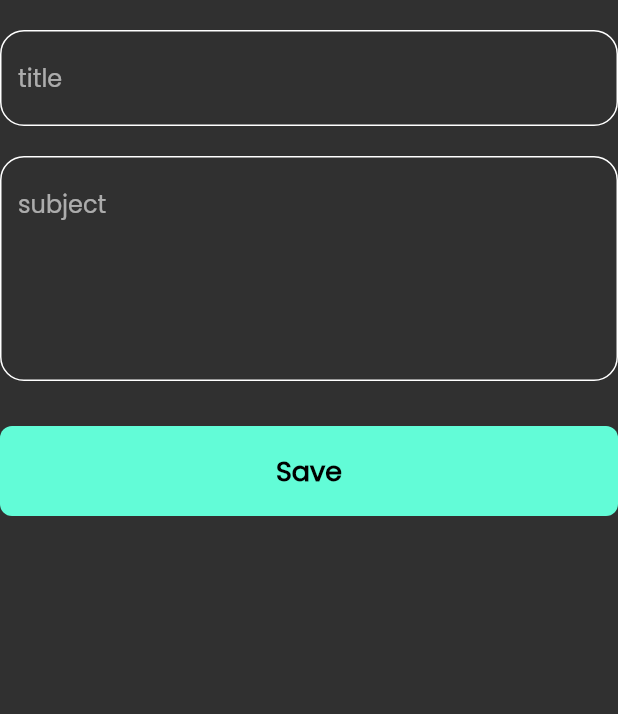
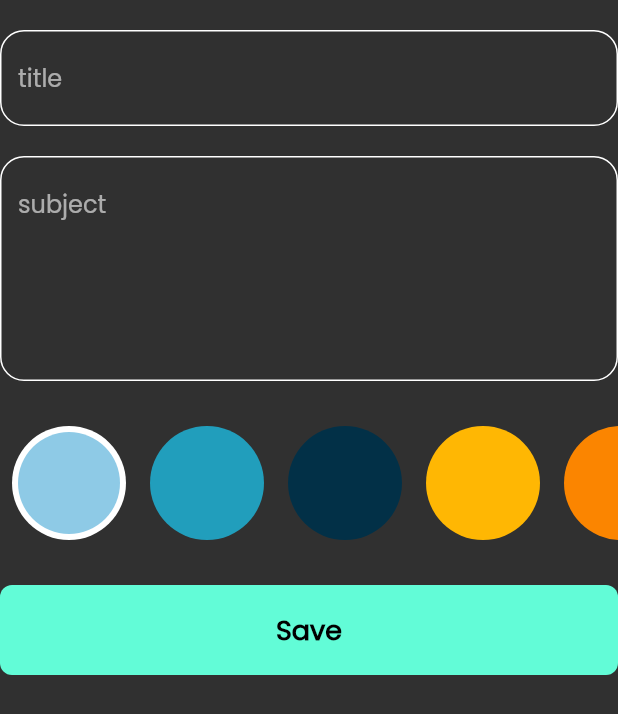
Before and after one commit to KhaledElalfy1/Note-app, a Flutter app: the AddNoteForm widget shown alone on an empty page, opened directly, on a phone screen of 412 x 824 dp. Shown: the top 714 px of the screen. Run offline on Flutter 3.47's test engine with Material 2 defaults, Android fonts, the phone set to English and light mode, and no system bars; our stand-ins replace bloc, flutter_bloc, font_awesome_flutter, hive, hive_flutter; accounts and stored records are empty.

Commit message:
finish note app

```diff
--- a/lib/constatnts.dart
+++ b/lib/constatnts.dart
@@ -3,3 +3,11 @@ import 'package:flutter/material.dart';
 const kPrimaryColor = Color(0xff62FCD7);
 
 const kNoteBook = "note_book";
+
+List<Color> kColors = const [
+    Color(0xff8ecae6),
+    Color(0xff219ebc),
+    Color(0xff023047),
+    Color(0xffffb703),
+    Color(0xfffb8500),
+  ];
--- a/lib/cubit/add_note/add_note_cubit.dart
+++ b/lib/cubit/add_note/add_note_cubit.dart
@@ -1,3 +1,4 @@
+import 'package:flutter/material.dart';
 import 'package:flutter_bloc/flutter_bloc.dart';
 import 'package:hive_flutter/adapters.dart';
 import 'package:meta/meta.dart';
@@ -9,7 +10,9 @@ part 'add_note_state.dart';
 class AddNoteCubit extends Cubit<AddNoteState> {
   AddNoteCubit() : super(AddNoteInitial());
 
+  Color color = const Color(0xffdfbbb1);
   addNote(NoteModel note) async {
+    note.color = color.value;
     emit(AddNoteLoading());
     try {
       var noteBox = Hive.box<NoteModel>(kNoteBook);
--- a/lib/views/widgets/add_note_form.dart
+++ b/lib/views/widgets/add_note_form.dart
@@ -4,6 +4,7 @@ import 'package:intl/intl.dart';
 import 'package:note_app/cubit/add_note/add_note_cubit.dart';
 import 'package:note_app/models/note_model.dart';
 
+import 'color_list_view.dart';
 import 'custom_button.dart';
 import 'custom_textform.dart';
 
@@ -48,6 +49,10 @@ class _AddNoteFormState extends State<AddNoteForm> {
           const SizedBox(
             height: 30,
           ),
+          const ColorListView(),
+          const SizedBox(
+            height: 30,
+          ),
           BlocBuilder<AddNoteCubit, AddNoteState>(
             builder: (context, state) {
               return CustomButton(
@@ -56,7 +61,8 @@ class _AddNoteFormState extends State<AddNoteForm> {
                   if (formKey.currentState!.validate()) {
                     formKey.currentState!.save();
                     var currentDate = DateTime.now();
-                    var formattedCurrentDate = DateFormat.yMd().format(currentDate);
+                    var formattedCurrentDate =
+                        DateFormat.yMd().format(currentDate);
                     var note = NoteModel(
                         title: title!,
                         subTitle: subTitle!,
--- /dev/null
+++ b/lib/views/widgets/color_list_view.dart
@@ -0,0 +1,64 @@
+import 'package:flutter/material.dart';
+import 'package:flutter_bloc/flutter_bloc.dart';
+import 'package:note_app/constatnts.dart';
+import 'package:note_app/cubit/add_note/add_note_cubit.dart';
+
+class ColorItem extends StatelessWidget {
+  const ColorItem({super.key, required this.isActive, required this.color});
+  final bool isActive;
+  final Color color;
+  @override
+  Widget build(BuildContext context) {
+    return isActive
+        ? CircleAvatar(
+            radius: 38,
+            backgroundColor: Colors.white,
+            child: CircleAvatar(
+              radius: 34,
+              backgroundColor: color,
+            ),
+          )
+        : CircleAvatar(
+            radius: 38,
+            backgroundColor: color,
+          );
+  }
+}
+
+class ColorListView extends StatefulWidget {
+  const ColorListView({super.key});
+
+  @override
+  State<ColorListView> createState() => _ColorListViewState();
+}
+
+class _ColorListViewState extends State<ColorListView> {
+  int currentIndex = 0;
+
+  @override
+  Widget build(BuildContext context) {
+    return SizedBox(
+      height: 38 * 2,
+      child: ListView.builder(
+        itemCount: kColors.length,
+        scrollDirection: Axis.horizontal,
+        itemBuilder: (context, index) {
+          return Padding(
+            padding: const EdgeInsets.symmetric(horizontal: 8.0),
+            child: GestureDetector(
+              onTap: () {
+                currentIndex = index;
+                BlocProvider.of<AddNoteCubit>(context).color = kColors[index];
+                setState(() {});
+              },
+              child: ColorItem(
+                color: kColors[index],
+                isActive: currentIndex == index,
+              ),
+            ),
+          );
+        },
+      ),
+    );
+  }
+}
```
Also changed, not shown: lib/views/widgets/edit_note.dart (+9 -0 lines), lib/views/widgets/edit_note_color_list_view.dart (added, +48 -0 lines).
